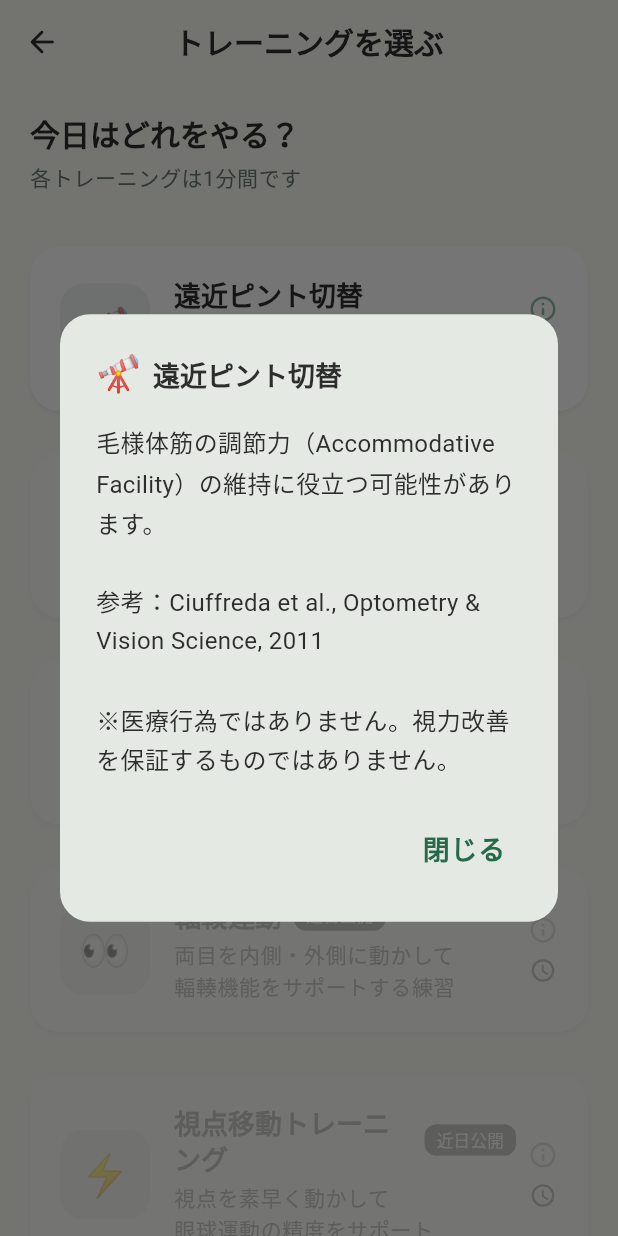
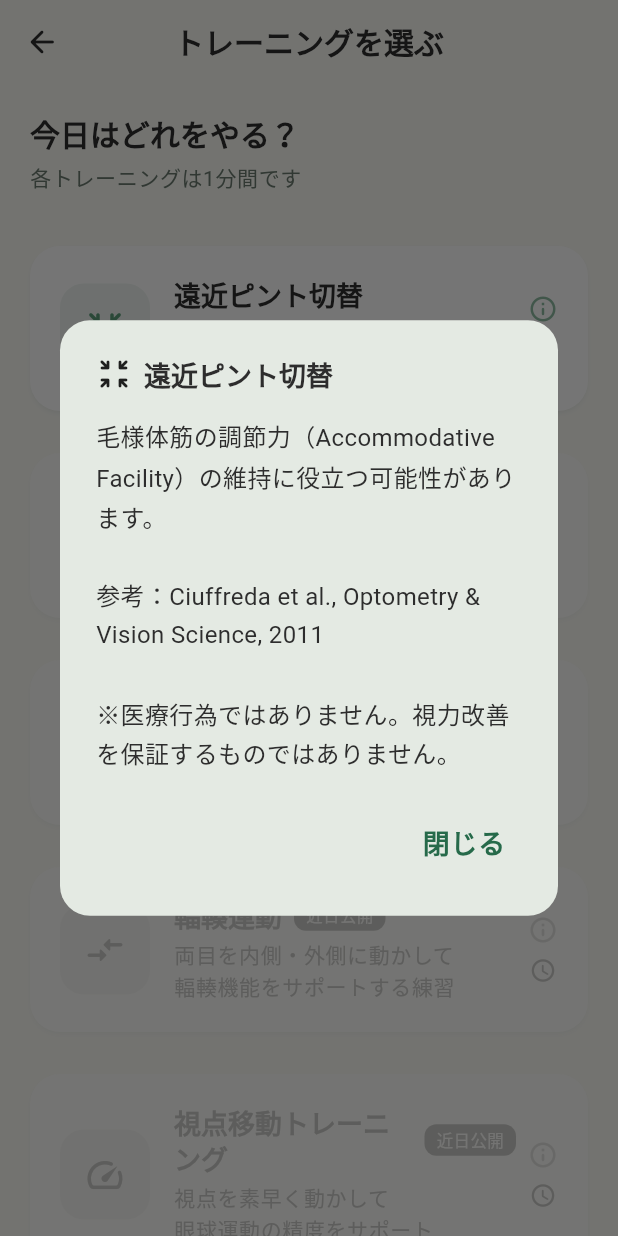
Before and after one commit to nakakei6439/focus-gym, a Flutter app: the TrainingListScreen screen opened by its route, after a tap on the "info outline" icon, on a phone screen of 412 x 824 dp. Run offline on Flutter 3.47's test engine with Material 3 defaults, Android fonts, the phone set to English and light mode, and no system bars; our stand-ins replace flutter_local_notifications, go_router, hive, hive_flutter, in_app_purchase, table_calendar and 1 more; accounts and stored records are empty.

Commit message:
fix: App Store Guideline 1.4.1対応・絵文字をMaterial Iconsに置き換え
- 設定画面に「参考文献」追加（PubMed URLリンク付き7件）
- TrainingTypeにiconゲッター追加、4画面の絵文字をMaterial Iconsに置き換え
- iOS 26シミュレーターで絵文字が?ボックスになるバグを修正
- decisions.mdにセッションの意思決定を記録

Co-Authored-By: Claude Sonnet 4.6 <noreply@anthropic.com>

```diff
--- a/lib/core/models/training_session.dart
+++ b/lib/core/models/training_session.dart
@@ -1,3 +1,4 @@
+import 'package:flutter/material.dart';
 import 'package:hive/hive.dart';
 
 part 'training_session.g.dart';
@@ -108,6 +109,25 @@ extension TrainingTypeExtension on TrainingType {
         return '🔬';
     }
   }
+
+  IconData get icon {
+    switch (this) {
+      case TrainingType.nearFar:
+        return Icons.zoom_in_map_rounded;
+      case TrainingType.tracking:
+        return Icons.remove_red_eye_rounded;
+      case TrainingType.blurClarity:
+        return Icons.blur_on_rounded;
+      case TrainingType.convergence:
+        return Icons.compare_arrows_rounded;
+      case TrainingType.saccade:
+        return Icons.speed_rounded;
+      case TrainingType.contrastAdapt:
+        return Icons.contrast_rounded;
+      case TrainingType.gaborPatch:
+        return Icons.grid_on_rounded;
+    }
+  }
 }
 
 @HiveType(typeId: 1)
--- a/lib/features/history/history_screen.dart
+++ b/lib/features/history/history_screen.dart
@@ -198,7 +198,7 @@ class _RecentSessionsList extends StatelessWidget {
         final date = s.date;
         final label = '${date.month}/${date.day} ${date.hour.toString().padLeft(2, '0')}:${date.minute.toString().padLeft(2, '0')}';
         return ListTile(
-          leading: Text(s.type.emoji, style: const TextStyle(fontSize: 24)),
+          leading: Icon(s.type.icon, size: 24, color: AppTheme.primary),
           title: Text(s.type.displayName, style: Theme.of(context).textTheme.bodyLarge),
           subtitle: Text(label, style: Theme.of(context).textTheme.bodySmall),
           trailing: const Icon(Icons.check_circle_rounded, color: AppTheme.primary),
--- a/lib/features/training/training_list_screen.dart
+++ b/lib/features/training/training_list_screen.dart
@@ -88,7 +88,7 @@ class _TrainingListScreenState extends State<TrainingListScreen> {
         shape: RoundedRectangleBorder(borderRadius: BorderRadius.circular(20)),
         title: Row(
           children: [
-            Text(type.emoji, style: const TextStyle(fontSize: 24)),
+            Icon(type.icon, size: 24),
             const SizedBox(width: 8),
             Flexible(child: Text(type.displayName)),
           ],
@@ -185,12 +185,11 @@ class _TrainingCard extends StatelessWidget {
                       borderRadius: BorderRadius.circular(16),
                     ),
                     child: Center(
-                      child: Text(type.emoji,
-                          style: TextStyle(
-                              fontSize: 28,
-                              color: (isComingSoon || _isLocked)
-                                  ? Colors.grey
-                                  : null)),
+                      child: Icon(type.icon,
+                          size: 28,
+                          color: (isComingSoon || _isLocked)
+                              ? Colors.grey
+                              : AppTheme.primary),
                     ),
                   ),
                   const SizedBox(width: 16),
```
Also changed, not shown: lib/features/settings/settings_screen.dart (+118 -0 lines), lib/features/training/training_session_screen.dart (+13 -7 lines), 1 other file.
